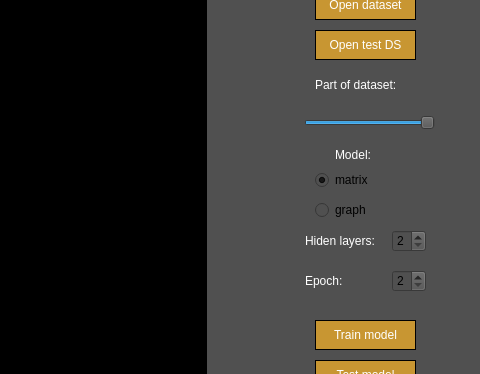
This is src_graph/view/view.ui in KolyaDavydov/CPP_ML_MultilauerPerceptron as Qt 5 draws it before an edit; both pictures show x 325 to 805 and y 100 to 474 of the 805 by 800 pixel window. The edited form follows.
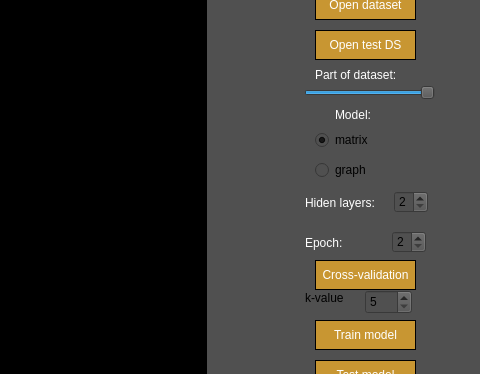
This is the edited form. Custom widgets are drawn as their Qt base class.

Commit message: added cross-validation in graph

What changed in the file:
```diff
--- a/src_graph/view/view.ui
+++ b/src_graph/view/view.ui
@@ -67,7 +67,7 @@
     <property name="geometry">
      <rect>
       <x>640</x>
-      <y>270</y>
+      <y>230</y>
       <width>99</width>
       <height>20</height>
      </rect>
@@ -83,7 +83,7 @@
     <property name="geometry">
      <rect>
       <x>640</x>
-      <y>300</y>
+      <y>260</y>
       <width>99</width>
       <height>20</height>
      </rect>
@@ -96,7 +96,7 @@
     <property name="geometry">
      <rect>
       <x>660</x>
-      <y>240</y>
+      <y>200</y>
       <width>60</width>
       <height>30</height>
      </rect>
@@ -135,7 +135,7 @@
     <property name="geometry">
      <rect>
       <x>640</x>
-      <y>170</y>
+      <y>160</y>
       <width>91</width>
       <height>30</height>
      </rect>
@@ -151,7 +151,7 @@
     <property name="geometry">
      <rect>
       <x>629</x>
-      <y>210</y>
+      <y>180</y>
       <width>131</width>
       <height>25</height>
      </rect>
@@ -196,9 +196,9 @@
     <property name="geometry">
      <rect>
       <x>630</x>
-      <y>330</y>
-      <width>121</width>
-      <height>22</height>
+      <y>290</y>
+      <width>123</width>
+      <height>25</height>
      </rect>
     </property>
     <layout class="QHBoxLayout" name="layers_layout">
@@ -228,9 +228,9 @@
     <property name="geometry">
      <rect>
       <x>630</x>
-      <y>370</y>
+      <y>330</y>
       <width>121</width>
-      <height>22</height>
+      <height>25</height>
      </rect>
     </property>
     <layout class="QHBoxLayout" name="epoch_layout">
@@ -535,6 +535,58 @@
      <string>Test errors by epoch</string>
     </property>
    </widget>
+   <widget class="QPushButton" name="pushButton_cross_validation">
+    <property name="geometry">
+     <rect>
+      <x>640</x>
+      <y>360</y>
+      <width>101</width>
+      <height>30</height>
+     </rect>
+    </property>
+    <property name="styleSheet">
+     <string notr="true">QPushButton {
+  color: white;
+  background-color: rgb(200, 150, 50);
+  border: 1px solid black;
+}
+QPushButton:pressed {
+    background-color: rgb(150, 100, 0);
+}</string>
+    </property>
+    <property name="text">
+     <string>Cross-validation</string>
+    </property>
+   </widget>
+   <widget class="QSpinBox" name="k_value">
+    <property name="geometry">
+     <rect>
+      <x>690</x>
+      <y>390</y>
+      <width>47</width>
+      <height>24</height>
+     </rect>
+    </property>
+    <property name="minimum">
+     <number>5</number>
+    </property>
+    <property name="maximum">
+     <number>10</number>
+    </property>
+   </widget>
+   <widget class="QLabel" name="label">
+    <property name="geometry">
+     <rect>
+      <x>630</x>
+      <y>390</y>
+      <width>59</width>
+      <height>16</height>
+     </rect>
+    </property>
+    <property name="text">
+     <string>k-value</string>
+    </property>
+   </widget>
   </widget>
   <widget class="QStatusBar" name="statusbar"/>
  </widget>
```
The commit also changes 6 other files.
